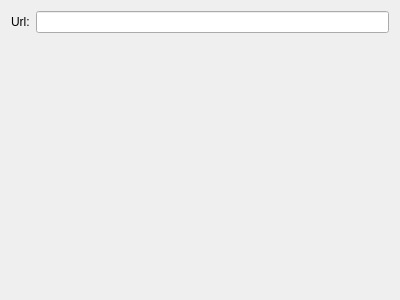
Qt form braindump/plugins/webshape/WebShapeConfigWidget.ui (KDE/calligra) before a commit.
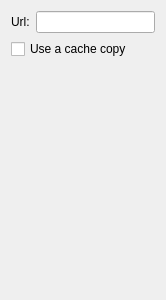
The same form after that commit.

Commit message: make the configuration widget set the cache

The edit to the form file:
```diff
--- a/braindump/plugins/webshape/WebShapeConfigWidget.ui
+++ b/braindump/plugins/webshape/WebShapeConfigWidget.ui
@@ -6,7 +6,7 @@
    <rect>
     <x>0</x>
     <y>0</y>
-    <width>400</width>
+    <width>166</width>
     <height>300</height>
    </rect>
   </property>
@@ -24,7 +24,7 @@
    <item row="0" column="1">
     <widget class="QLineEdit" name="urlEdit"/>
    </item>
-   <item row="1" column="1">
+   <item row="2" column="1">
     <spacer name="verticalSpacer">
      <property name="orientation">
       <enum>Qt::Vertical</enum>
@@ -37,6 +37,13 @@
      </property>
     </spacer>
    </item>
+   <item row="1" column="0" colspan="2">
+    <widget class="QCheckBox" name="useCache">
+     <property name="text">
+      <string>Use a cache copy</string>
+     </property>
+    </widget>
+   </item>
   </layout>
  </widget>
  <resources/>
```
The commit also changes 2 other files.
